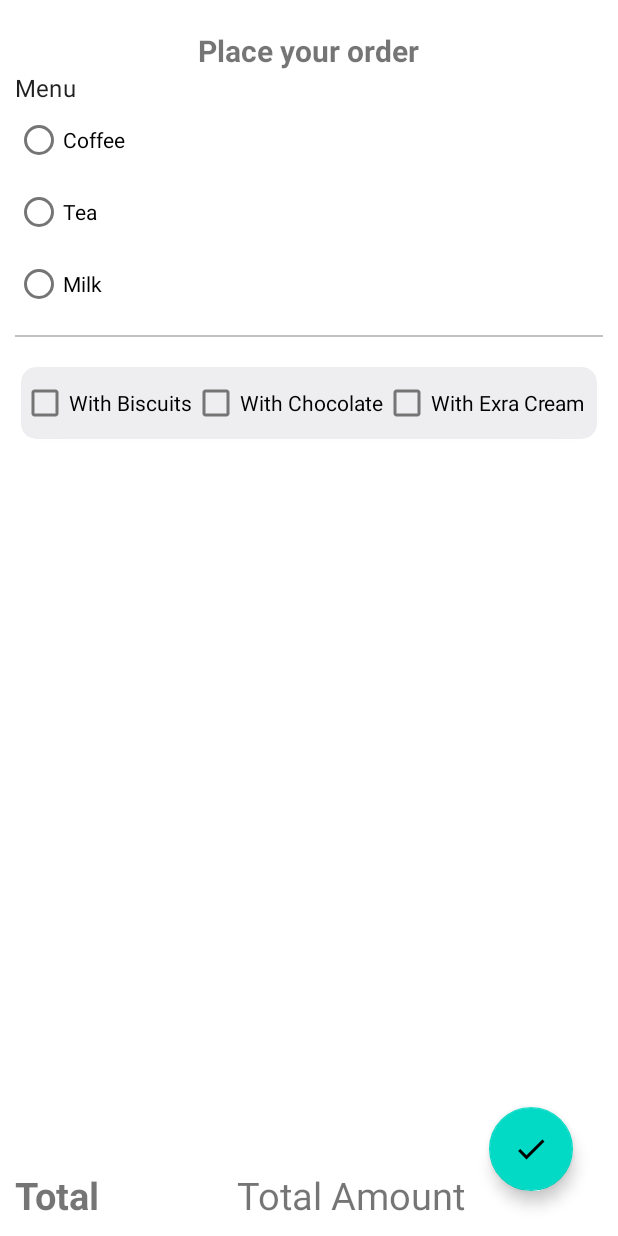
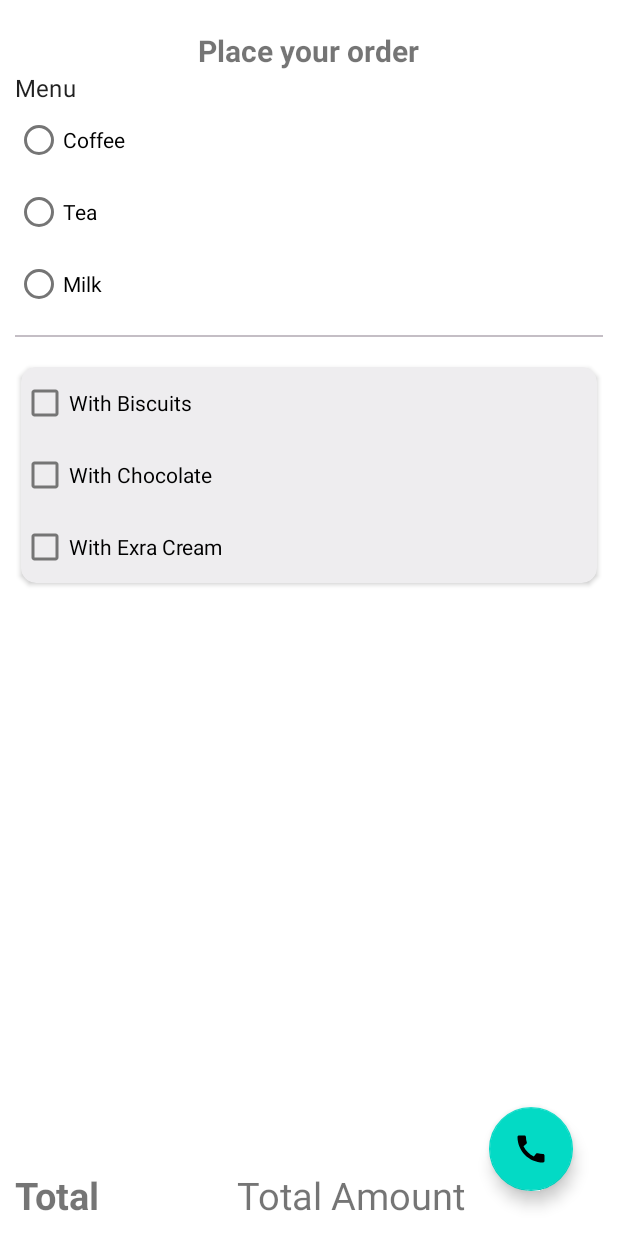
Before and after one commit to gauravdahale/Prachi, an Android app: the layout activity_order.xml on its own in the app's theme, with its tools: preview values and no code run, on a phone screen of 412 x 824 dp. Run offline under Robolectric (Android 15) with nearby library versions, the phone set to English and light mode, and no system bars.

Commit message:
Email Login Tutorial

```diff
--- a/app/build.gradle
+++ b/app/build.gradle
@@ -1,6 +1,7 @@
 plugins {
     id 'com.android.application'
     id 'org.jetbrains.kotlin.android'
+    id 'com.google.gms.google-services'
 }
 
 android {
@@ -38,6 +39,7 @@ dependencies {
     implementation 'androidx.appcompat:appcompat:1.6.1'
     implementation 'com.google.android.material:material:1.9.0'
     implementation 'androidx.constraintlayout:constraintlayout:2.1.4'
+    implementation 'com.google.firebase:firebase-auth:21.1.0'
     testImplementation 'junit:junit:4.13.2'
     androidTestImplementation 'androidx.test.ext:junit:1.1.5'
     androidTestImplementation 'androidx.test.espresso:espresso-core:3.5.1'
--- a/app/src/main/java/com/gtech/prachi/OrderActivity.kt
+++ b/app/src/main/java/com/gtech/prachi/OrderActivity.kt
@@ -17,7 +17,6 @@ class OrderActivity : AppCompatActivity() {
 //    CHOCOLATE =10
 //    CREAM =15
     lateinit var mRadioGroup: RadioGroup
-    private var productCost = 0
     lateinit var mTotalAmountView: TextView
     lateinit var mFab: FloatingActionButton
     lateinit var mBiscuit: CheckBox
@@ -27,6 +26,8 @@ class OrderActivity : AppCompatActivity() {
     val mChocolatePrice = 10
     var mCreamPrice = 0
     var mTotal = 0
+    var productCost = 0
+
     override fun onCreate(savedInstanceState: Bundle?) {
         super.onCreate(savedInstanceState)
         setContentView(R.layout.activity_order)
@@ -40,7 +41,6 @@ class OrderActivity : AppCompatActivity() {
         mCream = findViewById(R.id.extra_cream)
 
         mTotalAmountView.text = productCost.toString()
-
         mBiscuit.setOnClickListener {
             if (this.mTotal != 0) {
                 if (mBiscuit.isChecked) {
@@ -87,7 +87,6 @@ class OrderActivity : AppCompatActivity() {
         }
 
         mFab.setOnClickListener {
-            // TODO:  GO TO ORDER CONFIRMATION SCREEN
             val intent = Intent(this, OrderConfirmActivity::class.java)
 intent.putExtra("total_amount",mTotal.toString())
             startActivity(intent)
--- /dev/null
+++ b/app/src/main/res/drawable/baseline_call_24.xml
@@ -0,0 +1,5 @@
+<vector android:height="24dp" android:tint="#000000"
+    android:viewportHeight="24" android:viewportWidth="24"
+    android:width="24dp" xmlns:android="http://schemas.android.com/apk/res/android">
+    <path android:fillColor="@android:color/white" android:pathData="M20.01,15.38c-1.23,0 -2.42,-0.2 -3.53,-0.56 -0.35,-0.12 -0.74,-0.03 -1.01,0.24l-1.57,1.97c-2.83,-1.35 -5.48,-3.9 -6.89,-6.83l1.95,-1.66c0.27,-0.28 0.35,-0.67 0.24,-1.02 -0.37,-1.11 -0.56,-2.3 -0.56,-3.53 0,-0.54 -0.45,-0.99 -0.99,-0.99H4.19C3.65,3 3,3.24 3,3.99 3,13.28 10.73,21 20.01,21c0.71,0 0.99,-0.63 0.99,-1.18v-3.45c0,-0.54 -0.45,-0.99 -0.99,-0.99z"/>
+</vector>
--- a/app/src/main/res/layout/activity_main.xml
+++ b/app/src/main/res/layout/activity_main.xml
@@ -24,7 +24,7 @@
         android:layout_height="wrap_content"
         android:layout_marginTop="40dp"
         android:layout_marginBottom="20dp"
-        android:hint="Enter Name" />
+        android:hint="Enter Email" />
 
     <EditText
         android:id="@+id/password"
--- a/app/src/main/res/layout/activity_order.xml
+++ b/app/src/main/res/layout/activity_order.xml
@@ -74,7 +74,8 @@
             android:id="@+id/linear_layout"
             android:layout_width="match_parent"
             android:layout_height="wrap_content"
-            android:layout_below="@id/view">
+            android:layout_below="@id/view"
+            android:orientation="vertical">
 
             <CheckBox
                 android:id="@+id/biscuit"
@@ -93,6 +94,7 @@
                 android:layout_width="wrap_content"
                 android:layout_height="wrap_content"
                 android:text="With Exra Cream" />
+
 
         </LinearLayout>
     </androidx.cardview.widget.CardView>
@@ -133,5 +135,6 @@
         android:layout_alignParentBottom="true"
         android:layout_marginEnd="20dp"
         android:layout_marginBottom="20dp"
-        android:src="@drawable/ic_baseline_check_24" />
+        android:src="@drawable/baseline_call_24" />
+
 </RelativeLayout>
--- a/build.gradle
+++ b/build.gradle
@@ -1,4 +1,8 @@
-// Top-level build file where you can add configuration options common to all sub-projects/modules.
+buildscript {
+    dependencies {
+        classpath 'com.google.gms:google-services:4.3.14'
+    }
+}// Top-level build file where you can add configuration options common to all sub-projects/modules.
 plugins {
     id 'com.android.application' version '7.3.1' apply false
     id 'com.android.library' version '7.3.1' apply false
```
Also changed, not shown: app/src/main/java/com/gtech/prachi/MainActivity.kt (+43 -7 lines), app/src/main/java/com/gtech/prachi/OrderConfirmActivity.kt (+7 -2 lines), app/src/main/res/drawable/image1.jpg (added), 1 other file.
